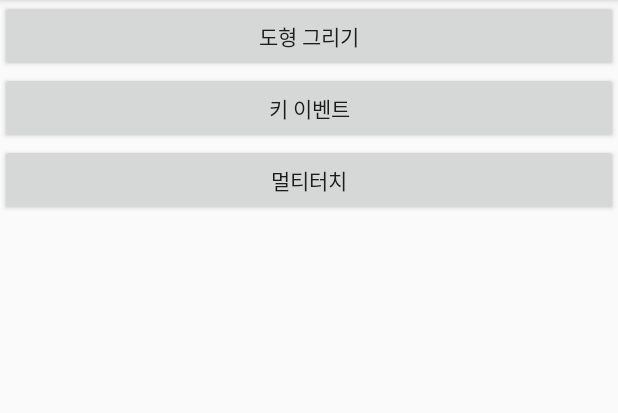
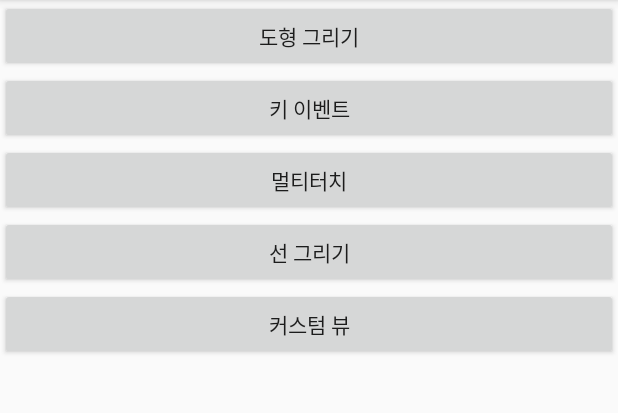
Before and after one commit to CoRock/Android_Ex02_list, an Android app: the screen it shows after launch (MainActivity), on a phone screen of 412 x 824 dp, the part 84-497 px from its top. Run offline under Robolectric (Android 15) with nearby library versions, the light colour scheme and no system bars.

Commit message:
why does LineActivity not work? it's above my head

```diff
--- a/Ex07_graphics/app/src/main/AndroidManifest.xml
+++ b/Ex07_graphics/app/src/main/AndroidManifest.xml
@@ -18,7 +18,8 @@
         </activity>
         <activity android:name=".ShapeActivity" />
         <activity android:name=".KeyActivity" />
-        <activity android:name=".MultiTouch"></activity>
+        <activity android:name=".MultiTouch" />
+        <activity android:name=".CustomActivity"></activity>
     </application>
 
 </manifest>
--- a/Ex07_graphics/app/src/main/java/com/corock/ex07_graphics/MainActivity.java
+++ b/Ex07_graphics/app/src/main/java/com/corock/ex07_graphics/MainActivity.java
@@ -27,6 +27,12 @@ public class MainActivity extends AppCompatActivity {
             case R.id.button3:
                 intent = new Intent(this, MultiTouch.class);
                 break;
+            case R.id.button4:
+                intent = new Intent(this, LineActivity.class);
+                break;
+            case R.id.button5:
+                intent = new Intent(this, CustomActivity.class);
+                break;
         }
         startActivity(intent);
     }
--- a/Ex07_graphics/app/src/main/res/layout/activity_main.xml
+++ b/Ex07_graphics/app/src/main/res/layout/activity_main.xml
@@ -41,16 +41,24 @@
         android:onClick="onClick"
         android:text="멀티터치" />
 
-    <!--
         <Button
-            android:id="@+id/button3"
+            android:id="@+id/button4"
             android:layout_width="match_parent"
             android:layout_height="wrap_content"
             android:layout_alignParentLeft="true"
-            android:layout_below="@+id/button2"
+            android:layout_below="@+id/button3"
             android:onClick="onClick"
             android:text="선 그리기" />
-    -->
+
+    <Button
+        android:id="@+id/button5"
+        android:layout_width="match_parent"
+        android:layout_height="wrap_content"
+        android:layout_alignParentLeft="true"
+        android:layout_alignParentStart="true"
+        android:layout_below="@+id/button4"
+        android:onClick="onClick"
+        android:text="커스텀 뷰" />
 
     <!--
         <Button
```
Also changed, not shown: Ex07_graphics/app/src/main/res/layout/multi_touch.xml (+5 -2 lines).
